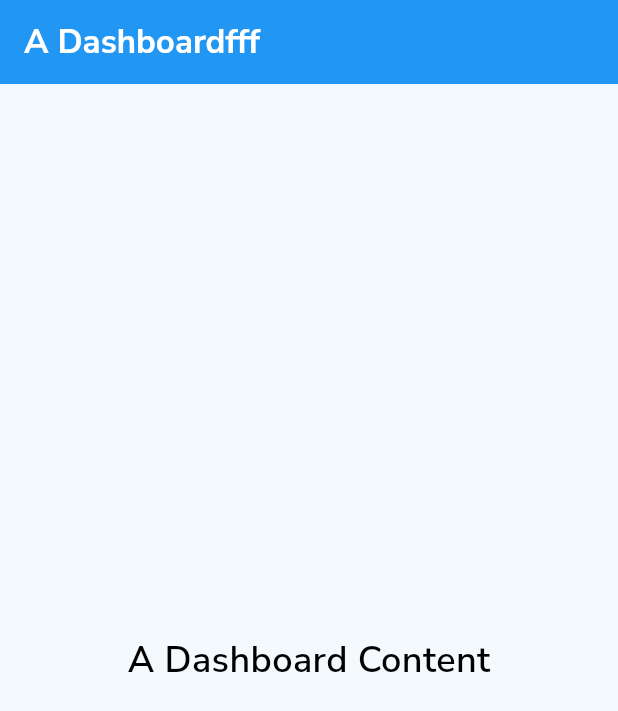
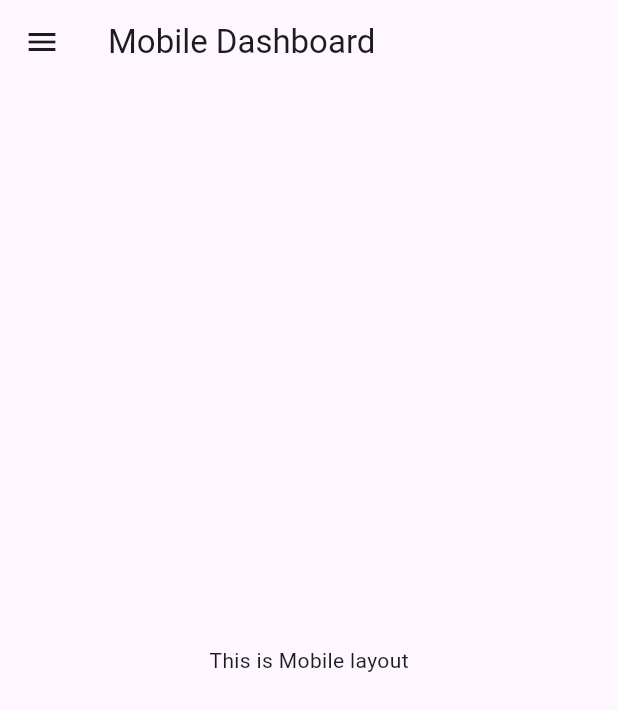
Before and after one commit to pvminh94/crm_wookroom, a Flutter app: the screen it shows after launch, on a phone screen of 412 x 824 dp. Shown: the top 711 px of the screen. Run offline on Flutter 3.47's test engine with Material 3 defaults, Android fonts, the phone set to English and light mode, and no system bars.

Commit message:
3_commit

```diff
--- a/lib/main.dart
+++ b/lib/main.dart
@@ -1,6 +1,5 @@
 import 'package:flutter/material.dart';
-import 'package:crm_wookroom/presentation/pages/dashboards/a_dashboard.dart';
-
+import 'package:crm_wookroom/presentation/reponsive_ui/pages/dashboard/dashboard.dart';
 void main() {
   runApp(const MyApp());
 }
@@ -11,9 +10,12 @@ class MyApp extends StatelessWidget {
   @override
   Widget build(BuildContext context) {
     return MaterialApp(
-      debugShowCheckedModeBanner: false,
-      title: 'CRM Wookroom',
-      home: const ADashboard(), // gọi Dashboard ở đây
+      title: 'Responsive Dashboard',
+      theme: ThemeData(
+        primarySwatch: Colors.blue,
+        useMaterial3: true,
+      ),
+      home: const ResponsiveLayout(),
     );
   }
 }
--- /dev/null
+++ b/lib/presentation/mobile_ui/pages/dashboards/dashboard.dart
@@ -0,0 +1,13 @@
+import 'package:flutter/material.dart';
+class MobileDashboard extends StatelessWidget {
+  const MobileDashboard({super.key});
+
+  @override
+  Widget build(BuildContext context) {
+    return Scaffold(
+      appBar: AppBar(title: const Text('Mobile Dashboard')),
+      drawer: const Drawer(child: Center(child: Text('Menu'))),
+      body: const Center(child: Text('This is Mobile layout')),
+    );
+  }
+}
--- a/lib/presentation/pages/dashboards/a_dashboard.dart
+++ /dev/null
@@ -1,44 +0,0 @@
-import 'package:flutter/material.dart';
-import 'package:google_fonts/google_fonts.dart';
-
-class ADashboard extends StatelessWidget {
-  const ADashboard({super.key});
-
-  @override
-  Widget build(BuildContext context) {
-    return Scaffold(
-      backgroundColor: const Color(0xFFF4F9FD), // Màu từ Figma
-      body: Center(
-        child: Container(
-          width: 1440,
-          height: 1310,
-          color: const Color(0xFFF4F9FD), // nền bên trong cũng giữ nguyên
-          child: Scaffold(
-            backgroundColor: Colors.transparent, // để không đè màu nền
-            appBar: AppBar(
-              title: Text(
-                'A Dashboardfff',
-                style: GoogleFonts.nunitoSans(
-                  fontWeight: FontWeight.bold,
-                  color: Colors.white,
-                ),
-              ),
-              backgroundColor: Colors.blue,
-              elevation: 0,
-            ),
-            body: Center(
-              child: Text(
-                'A Dashboard Content',
-                style: GoogleFonts.nunitoSans(
-                  fontSize: 24,
-                  fontWeight: FontWeight.w600,
-                  color: Colors.black,
-                ),
-              ),
-            ),
-          ),
-        ),
-      ),
-    );
-  }
-}
--- /dev/null
+++ b/lib/presentation/reponsive_ui/pages/dashboard/dashboard.dart
@@ -0,0 +1,24 @@
+import 'package:flutter/material.dart';
+import 'package:crm_wookroom/presentation/desktop_ui/pages/dashboards/dashboard.dart';
+import 'package:crm_wookroom/presentation/mobile_ui/pages/dashboards/dashboard.dart';
+import 'package:crm_wookroom/presentation/tablet_ui/pages/dashboards/dashboard.dart';
+class ResponsiveLayout extends StatelessWidget {
+  const ResponsiveLayout({super.key});
+
+  @override
+  Widget build(BuildContext context) {
+    return LayoutBuilder(
+      builder: (context, constraints) {
+        double width = constraints.maxWidth;
+
+        if (width >= 1024) {
+          return const DesktopDashboard();
+        } else if (width >= 600) {
+          return const TabletDashboard();
+        } else {
+          return const MobileDashboard();
+        }
+      },
+    );
+  }
+}
```
Also changed, not shown: lib/presentation/desktop_ui/pages/dashboards/dashboard.dart (added, +24 -0 lines), lib/presentation/tablet_ui/pages/dashboards/dashboard.dart (added, +18 -0 lines), lib/presentation/widgets/navigation_pane.dart (added, +17 -0 lines).
